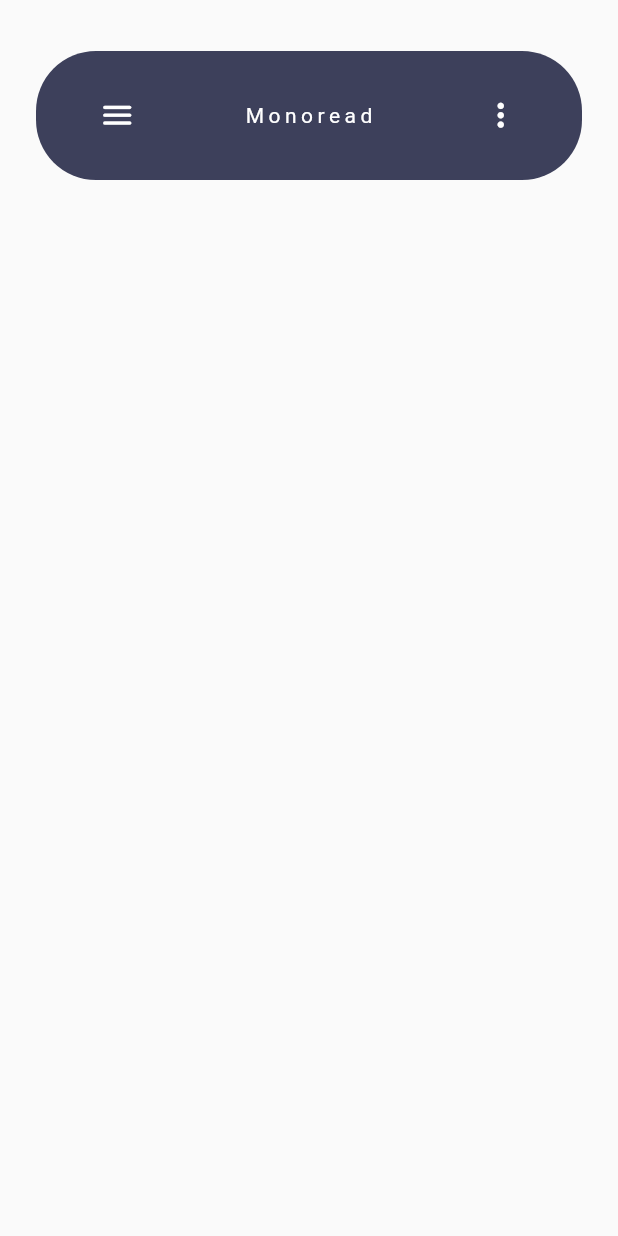
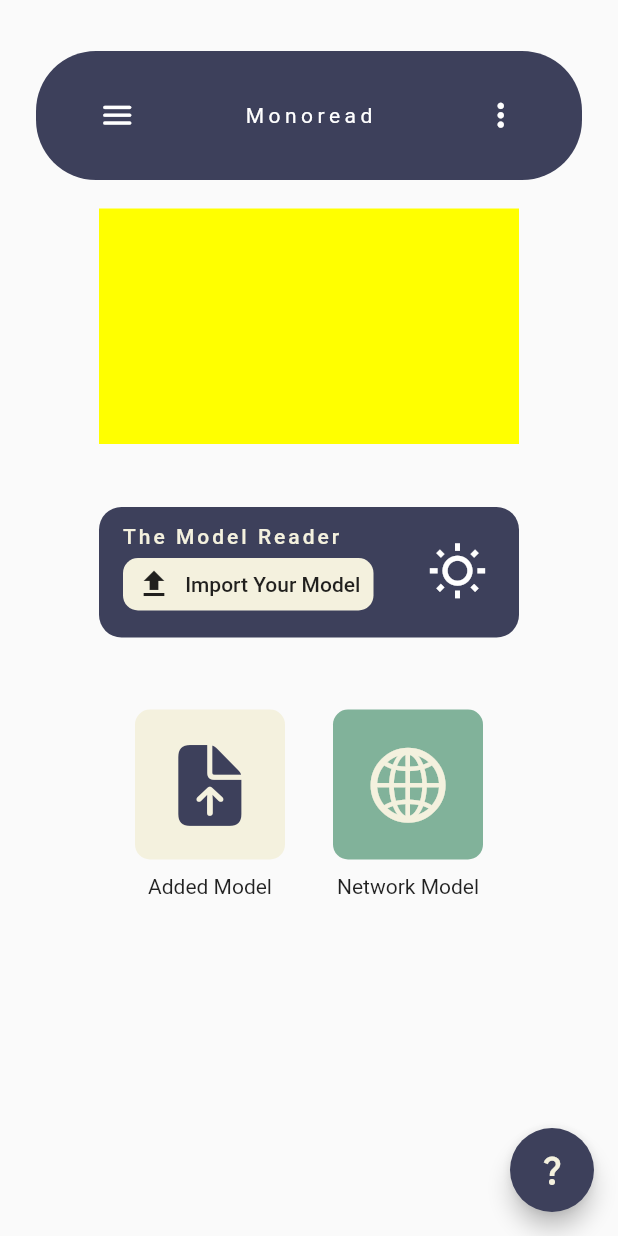
Before and after one commit to hnsfhrzi/mono-read, a Flutter app: the screen it shows after launch, on a phone screen of 412 x 824 dp. Run offline on Flutter 3.47's test engine with Material 2 defaults, Android fonts, the light colour scheme and no system bars.

Commit message:
homepage update

```diff
--- a/lib/homepage/homePage.dart
+++ b/lib/homepage/homePage.dart
@@ -13,12 +13,119 @@
   @override
   Widget build(BuildContext context) {
     return Scaffold(
+      floatingActionButton: FloatingActionButton(
+        backgroundColor: Color(0XFF3D405B),
+        child: const Icon(
+          Icons.question_mark_outlined,
+          color: Color(0XFFF4F1DE),
+        ),
+        onPressed: () {},
+      ),
       body: Stack(
         children: [
-          floatAppBar(
+          const floatAppBar(
             title: "Monoread",
             icon_1: Icon(Icons.menu_rounded, color: Colors.white, size: 25,),
+            routePg1: homePage(),
             icon_2: Icon(Icons.more_vert_rounded, color: Colors.white, size: 25,),
+            routePg2: homePage(),
+          ),
+          Positioned(
+            left: 40, right: 40,
+            top: 139,
+            child: Column(
+              children: [
+                Container(width: 280, height: 157, color: Colors.yellowAccent,),
+                const SizedBox(height: 42,),
+                MaterialButton(
+                  child: Container(
+                    height: 87,
+                    width: 280,
+                    decoration: BoxDecoration(
+                      color: const Color(0XFF3D405B),
+                      borderRadius: BorderRadius.circular(15),
+                    ),
+                    child: Row(
+                      children: [
+                        Column(
+                          crossAxisAlignment: CrossAxisAlignment.start,
+                          mainAxisAlignment: MainAxisAlignment.center,
+                          children: [
+                            Container(
+                                child: Text("The Model Reader", style: TextStyle(letterSpacing: 2, color: Color(0XFFF4F1DE)),),
+                              margin: EdgeInsets.symmetric(horizontal: 15),
+                            ),
+                            MaterialButton(
+                              child: Container(
+                                height: 35,
+                                width: 167,
+                                decoration: BoxDecoration(
+                                  color: Color(0XFFF4F1DE),
+                                  borderRadius: BorderRadius.circular(10)
+                                ),
+                                child: Row(
+                                  mainAxisAlignment: MainAxisAlignment.spaceEvenly,
+                                  children: [
+                                    Icon(Icons.upload),
+                                    Text("Import Your Model")
+                                  ],
+                                ),
+                              ),
+                              onPressed: () {},
+                            ),
+                          ],
+                        ),
+                        SizedBox(width: 20,),
+                        Icon(Icons.wb_sunny_outlined, size: 40, color: Colors.white,),
+                      ],
+                    ),
+                  ),
+                  onPressed: () {},
+                ),
+                SizedBox(height: 48,),
+                Row(
+                  mainAxisAlignment: MainAxisAlignment.center,
+                  children: [
+                    Column(
+                      children: [
+                        MaterialButton(
+                          child: Container(
+                            height: 100,
+                            width: 100,
+                            decoration: BoxDecoration(
+                              borderRadius: BorderRadius.circular(10),
+                              color: Color(0XFFF4F1DE),
+                            ),
+                            child: Icon(CupertinoIcons.arrow_up_doc_fill, size: 60, color: Color(0XFF3D405B),),
+                          ),
+                          onPressed: () {},
+                        ),
+                        SizedBox(height: 10,),
+                        Text("Added Model")
+                      ],
+                    ),
+                    Column(
+                      children: [
+                        MaterialButton(
+                          child: Container(
+                            height: 100,
+                            width: 100,
+                            decoration: BoxDecoration(
+                              borderRadius: BorderRadius.circular(10),
+                              color: Color(0XFF81B29A),
+                            ),
+                            child: Icon(CupertinoIcons.globe, size: 60, color: Color(0XFFF4F1DE),),
+                          ),
+                          onPressed: () {},
+                        ),
+                        SizedBox(height: 10,),
+                        Text("Network Model")
+                      ],
+                    )
+                  ],
+                )
+              ],
+            )
           )
         ],
       ),
--- a/lib/template/floatAppBar.dart
+++ b/lib/template/floatAppBar.dart
@@ -2,19 +2,21 @@
 import 'package:flutter/material.dart';
 
 class floatAppBar extends StatelessWidget {
-  const floatAppBar({Key? key, required this.title, required this.icon_1, required this.icon_2}) : super(key: key);
+  const floatAppBar({Key? key, required this.title, required this.icon_1, required this.icon_2, required this.routePg1, required this.routePg2}) : super(key: key);
   final String title;
   final Widget icon_1;
   final Widget icon_2;
+  final Widget routePg1;
+  final Widget routePg2;
 
   @override
   Widget build(BuildContext context) {
     return Scaffold(
       body: Container(
-        margin: EdgeInsets.symmetric(vertical: 34, horizontal: 24),
+        margin: const EdgeInsets.symmetric(vertical: 34, horizontal: 24),
         height: 86,
         decoration: BoxDecoration(
-            color: Color(0XFF3D405B),
+            color: const Color(0XFF3D405B),
             borderRadius: BorderRadius.circular(40)
         ),
         child: Row(
@@ -22,18 +24,28 @@
           children: [
             IconButton(
               icon: icon_1,
-              onPressed: () {},
+              onPressed: () {
+                Navigator.push(
+                  context,
+                  MaterialPageRoute(builder: (context) => routePg1),
+                );
+              },
             ),
             Text(
               title,
-              style: TextStyle(
+              style: const TextStyle(
                   color: Colors.white,
                   letterSpacing: 3
               ),
             ),
             IconButton(
               icon: icon_2,
-              onPressed: () {},
+              onPressed: () {
+                Navigator.push(
+                  context,
+                  MaterialPageRoute(builder: (context) => routePg2),
+                );
+              },
             )
           ],
         ),
```
